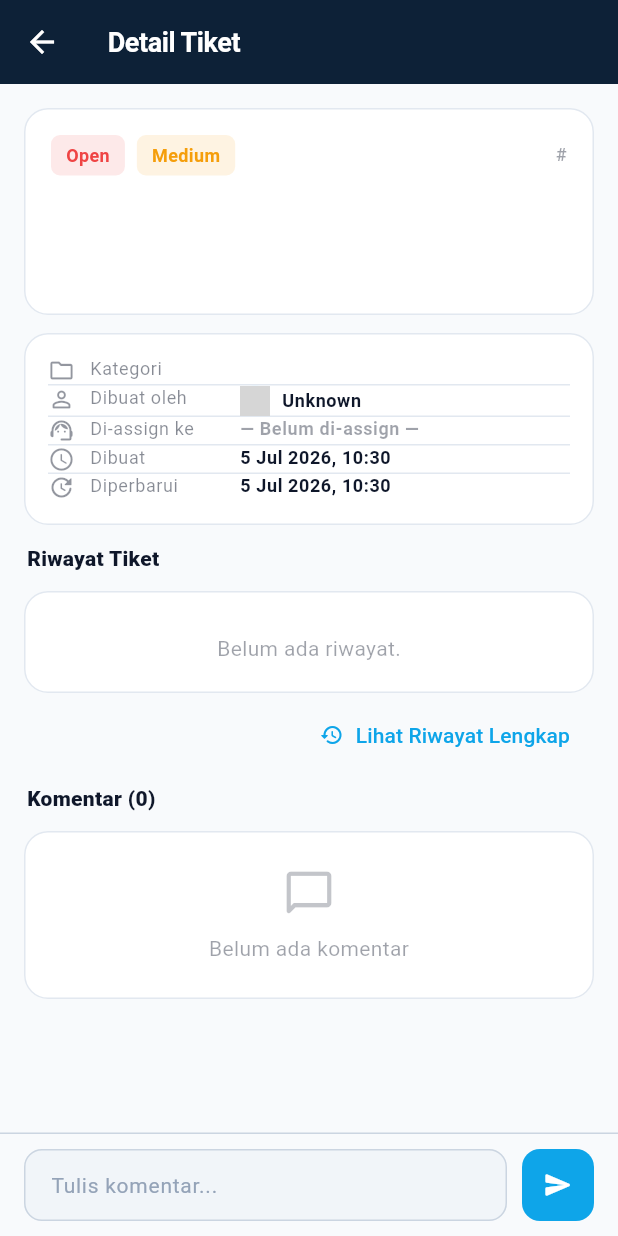
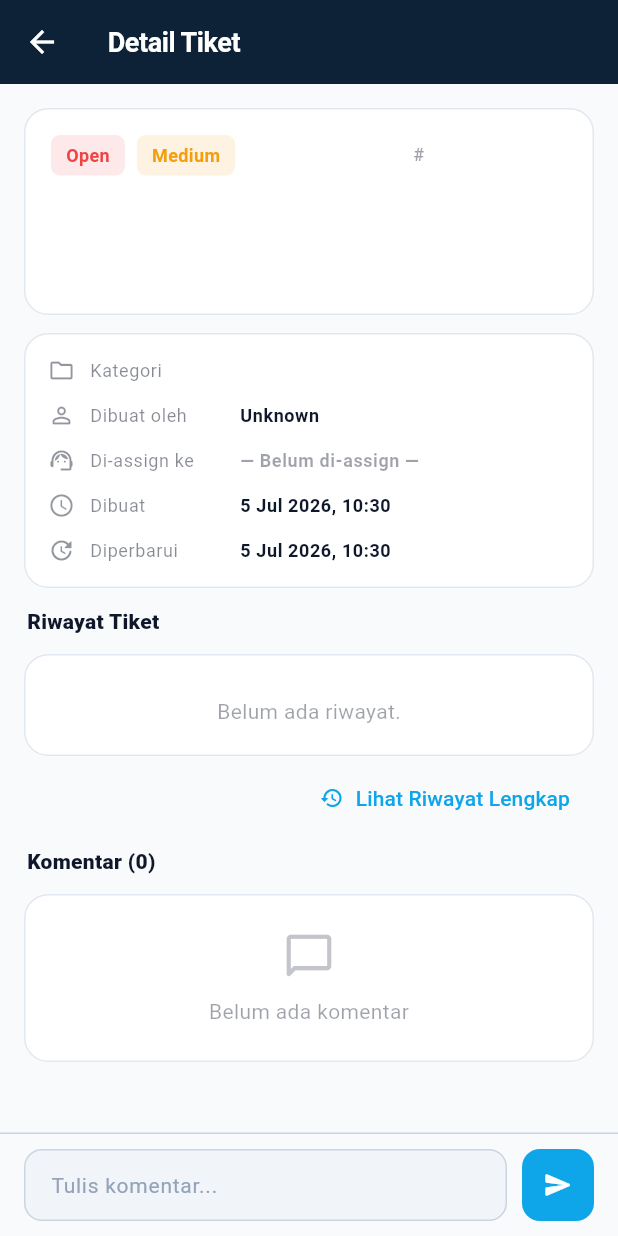
Before and after one commit to vyerru/021_M.-Javier-R.-Abhista_B3_UTS, a Flutter app: the TicketDetailScreen screen opened directly with empty values, on a phone screen of 412 x 824 dp. Run offline on Flutter 3.47's test engine with Material 3 defaults, Android fonts, the phone set to English and light mode, and no system bars; our stand-ins replace file_picker, flutter_dotenv, image_picker, supabase_flutter; accounts and stored records are empty; Roboto replaces fonts that are missing (SF Pro Display); statements that could not run were skipped; grey boxes are pictures that could not be loaded.

Commit message:
UI FIXING: perbaikan komponen card dan badge yang tampak kurang dari segi visual

```diff
--- a/lib/core/theme/app_theme.dart
+++ b/lib/core/theme/app_theme.dart
@@ -23,6 +23,12 @@ abstract final class AppTheme {
   static const Color statusAssign = Color(0xFF8B5CF6);     // Ungu
   static const Color statusInProgress = Color(0xFFF59E0B); // Amber
   static const Color statusClosed = Color(0xFF6B7280);     // Abu
+
+  // Priority tiket
+  static const Color priorityLow = Color(0xFF10B981);      // Hijau
+  static const Color priorityMedium = Color(0xFFF59E0B);   // Amber
+  static const Color priorityHigh = Color(0xFFEF4444);     // Merah
+  static const Color priorityCritical = Color(0xFF7C3AED); // Ungu
 
   // Neutral
   static const Color surfaceLight = Color(0xFFF8FAFC);
@@ -378,4 +384,19 @@ abstract final class AppTheme {
         return Colors.grey;
     }
   }
+
+  static Color priorityColor(String priority) {
+    switch (priority.toLowerCase()) {
+      case 'low':
+        return priorityLow;
+      case 'medium':
+        return priorityMedium;
+      case 'high':
+        return priorityHigh;
+      case 'critical':
+        return priorityCritical;
+      default:
+        return Colors.grey;
+    }
+  }
 }
--- a/lib/presentation/notifications/notification_screen.dart
+++ b/lib/presentation/notifications/notification_screen.dart
@@ -156,7 +156,7 @@ class _NotificationCard extends StatelessWidget {
               Text(notification.message, style: TextStyle(fontSize: 12, color: isDark ? const Color(0xFF64748B) : const Color(0xFF64748B), height: 1.4), maxLines: 3, overflow: TextOverflow.ellipsis),
               const SizedBox(height: 6),
               Row(children: [
-                Text(_timeAgo(notification.createdAt), style: const TextStyle(fontSize: 11, color: Color(0xFF94A3B8))),
+                Text(_timeAgo(notification.createdAt), style: TextStyle(fontSize: 11, color: isDark ? const Color(0xFF475569) : const Color(0xFF94A3B8))),
                 if (notification.ticketTitle != null) ...[
                   const SizedBox(width: 8),
                   Container(width: 3, height: 3, decoration: BoxDecoration(color: isDark ? const Color(0xFF475569) : const Color(0xFFCBD5E1), shape: BoxShape.circle)),
--- a/lib/presentation/tickets/ticket_detail_screen.dart
+++ b/lib/presentation/tickets/ticket_detail_screen.dart
@@ -347,16 +347,7 @@ class _TicketDetailScreenState extends State<TicketDetailScreen> {
   }
 
   Color _priorityColor(TicketPriority p) {
-    switch (p) {
-      case TicketPriority.low:
-        return const Color(0xFF10B981);
-      case TicketPriority.medium:
-        return const Color(0xFFF59E0B);
-      case TicketPriority.high:
-        return const Color(0xFFEF4444);
-      case TicketPriority.critical:
-        return const Color(0xFF7C3AED);
-    }
+    return AppTheme.priorityColor(p.label);
   }
 
   bool _canChangeStatus(Ticket ticket, bool isAdmin, bool isHelpdesk) {
@@ -537,11 +528,15 @@ class _TicketDetailScreenState extends State<TicketDetailScreen> {
                   ),
                 ),
                 const Spacer(),
-                Text(
+                Flexible(
+                  child: Text(
                     '#${ticket.id}',
+                    maxLines: 1,
+                    overflow: TextOverflow.ellipsis,
                     style: theme.textTheme.bodySmall?.copyWith(
                       color: theme.colorScheme.onSurface.withValues(alpha: 0.4),
                       fontWeight: FontWeight.w600,
+                    ),
                   ),
                 ),
               ],
@@ -549,6 +544,8 @@ class _TicketDetailScreenState extends State<TicketDetailScreen> {
             const SizedBox(height: 14),
             Text(
               ticket.title,
+              maxLines: 2,
+              overflow: TextOverflow.ellipsis,
               style: theme.textTheme.titleLarge?.copyWith(
                 fontWeight: FontWeight.w800,
                 height: 1.3,
@@ -557,6 +554,8 @@ class _TicketDetailScreenState extends State<TicketDetailScreen> {
             const SizedBox(height: 10),
             Text(
               ticket.description,
+              maxLines: 6,
+              overflow: TextOverflow.ellipsis,
               style: theme.textTheme.bodyMedium?.copyWith(
                 height: 1.6,
                 color: theme.colorScheme.onSurface.withValues(alpha: 0.75),
@@ -581,14 +580,14 @@ class _TicketDetailScreenState extends State<TicketDetailScreen> {
               label: 'Kategori',
               value: ticket.category,
             ),
-            const Divider(height: 1),
+            const SizedBox(height: 12),
             _InfoRow(
               icon: Icons.person_outline_rounded,
               label: 'Dibuat oleh',
               value: ticket.createdBy.fullName,
               avatar: ticket.createdBy.avatarUrl,
             ),
-            const Divider(height: 1),
+            const SizedBox(height: 12),
             _InfoRow(
               icon: Icons.support_agent_rounded,
               label: 'Di-assign ke',
@@ -598,13 +597,13 @@ class _TicketDetailScreenState extends State<TicketDetailScreen> {
                   ? theme.colorScheme.onSurface.withValues(alpha: 0.4)
                   : null,
             ),
-            const Divider(height: 1),
+            const SizedBox(height: 12),
             _InfoRow(
               icon: Icons.schedule_rounded,
               label: 'Dibuat',
               value: _formatDateTime(ticket.createdAt),
             ),
-            const Divider(height: 1),
+            const SizedBox(height: 12),
             _InfoRow(
               icon: Icons.update_rounded,
               label: 'Diperbarui',
@@ -999,6 +998,8 @@ class _TicketDetailScreenState extends State<TicketDetailScreen> {
                       const SizedBox(height: 10),
                       Text(
                         comment.message,
+                        maxLines: 5,
+                        overflow: TextOverflow.ellipsis,
                         style: theme.textTheme.bodyMedium?.copyWith(
                           height: 1.5,
                         ),
@@ -1162,7 +1163,7 @@ class _InfoRow extends StatelessWidget {
     final effectiveValueColor = valueColor ?? theme.colorScheme.onSurface;
 
     return Row(
-      crossAxisAlignment: CrossAxisAlignment.start,
+      crossAxisAlignment: CrossAxisAlignment.center,
       children: [
         Icon(icon,
             size: 18,
@@ -1178,15 +1179,6 @@ class _InfoRow extends StatelessWidget {
           ),
         ),
         Expanded(
-          child: Row(
-            spacing: 8,
-            children: [
-              if (avatar != null)
-                CircleAvatar(
-                  radius: 10,
-                  backgroundImage: NetworkImage(avatar!),
-                ),
-              Expanded(
           child: Text(
             value,
             style: theme.textTheme.bodySmall?.copyWith(
@@ -1196,9 +1188,6 @@ class _InfoRow extends StatelessWidget {
           ),
         ),
       ],
-          ),
-        ),
-      ],
     );
   }
 }
```
Also changed, not shown: lib/presentation/dashboard/dashboard_screen.dart (+12 -5 lines), lib/presentation/tickets/riwayat_screen.dart (+25 -13 lines), lib/presentation/tickets/ticket_list_screen.dart (+13 -9 lines). Lines whose indentation alone changed are shown as unchanged.
